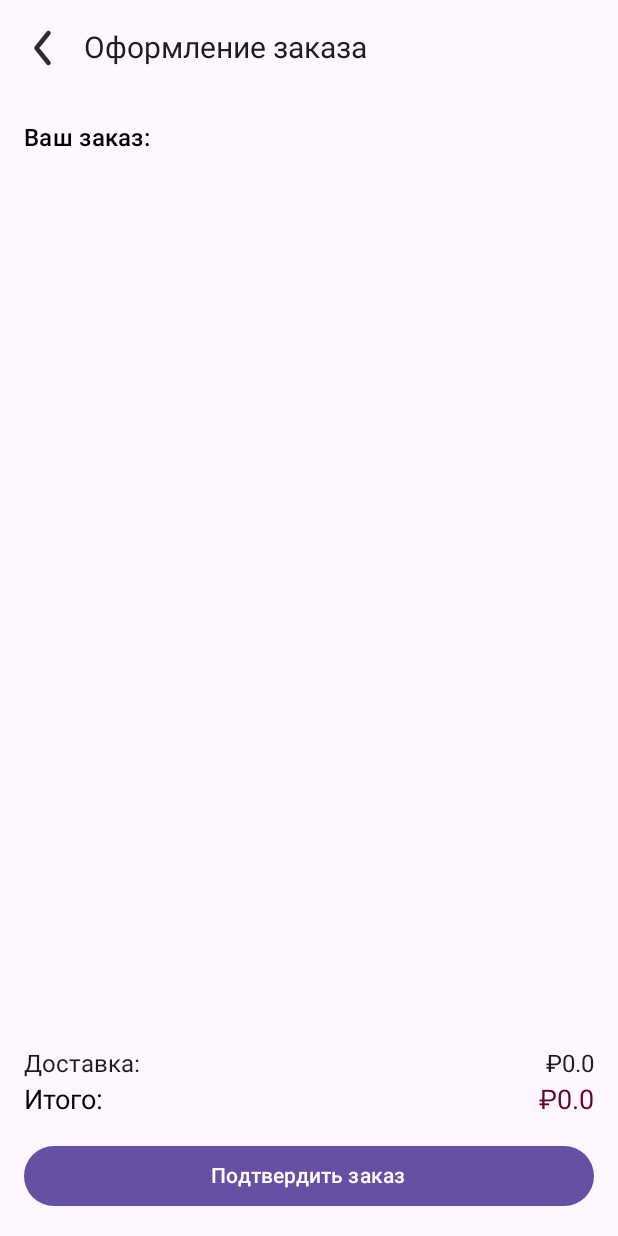
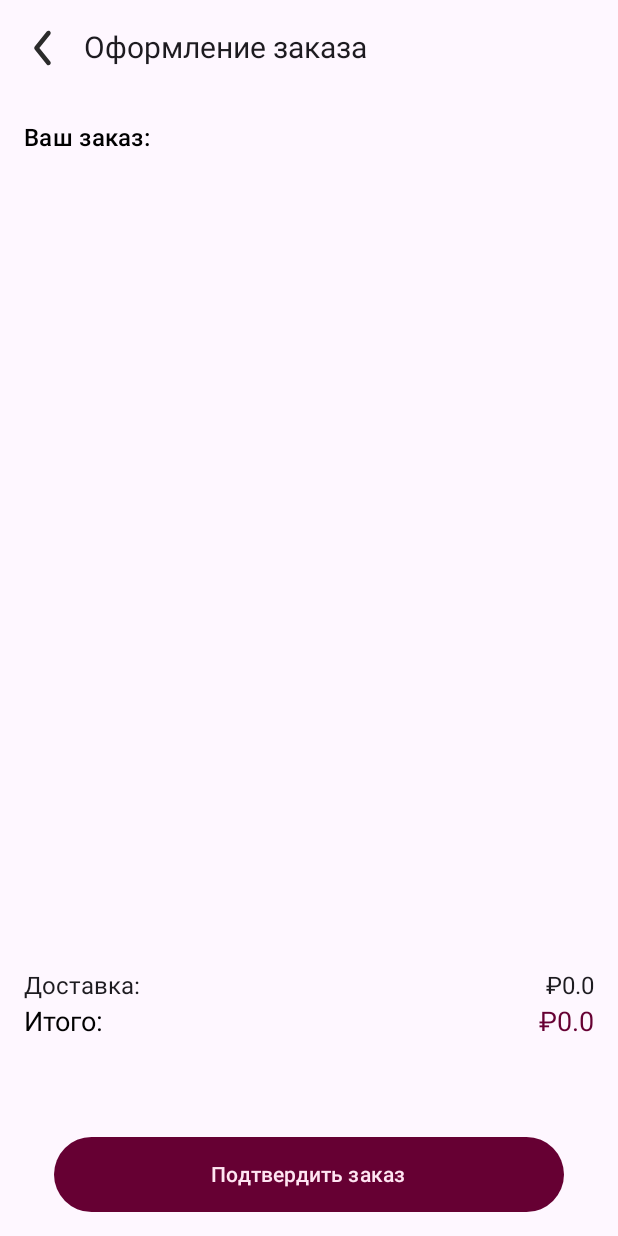
Before and after one commit to irreaaa/kursovoiIrr, an Android app built with Jetpack Compose: the composable OrderConfirmationScreen called with empty values, on a phone screen of 412 x 824 dp. Run offline under Robolectric (Android 15) with nearby library versions, the phone set to English and light mode, and no system bars; Roboto replaces fonts that are not available here; 2 statements that could not run were skipped.

Commit message:
authRequest

```diff
--- a/app/src/main/java/com/example/myapplication/data/remote/network/request/LoginRequest.kt
+++ b/app/src/main/java/com/example/myapplication/data/remote/network/request/LoginRequest.kt
@@ -4,6 +4,7 @@ import kotlinx.serialization.Serializable
 
 @Serializable
 data class LoginRequest (
+    val userName: String,
     val email: String,
     val password: String
 )
--- a/app/src/main/java/com/example/myapplication/domain/usecase/AuthUseCase.kt
+++ b/app/src/main/java/com/example/myapplication/domain/usecase/AuthUseCase.kt
@@ -56,7 +56,6 @@ class AuthUseCase(
     }
 
         suspend fun logout(context: Context) {
-            dataStore.clearAuthState() // например, удаляем токен и флаг авторизации
+            dataStore.clearAuthState()
         }
-
 }
--- a/app/src/main/java/com/example/myapplication/ui/screen/Cart/OrderConfirmation.kt
+++ b/app/src/main/java/com/example/myapplication/ui/screen/Cart/OrderConfirmation.kt
@@ -17,11 +17,14 @@ import androidx.compose.ui.Modifier
 import androidx.compose.ui.graphics.Color
 import androidx.compose.ui.platform.LocalContext
 import androidx.compose.ui.res.painterResource
+import androidx.compose.ui.res.stringResource
 import androidx.compose.ui.unit.dp
 import androidx.compose.ui.unit.sp
 import androidx.navigation.NavController
+import com.example.myapplication.OrderConfirmation
 import com.example.myapplication.R
 import com.example.myapplication.data.remote.network.response.SneakersResponse
+import com.example.myapplication.ui.screen.component.AuthButton
 import com.example.myapplication.ui.theme.MatuleTheme
 
 @OptIn(ExperimentalMaterial3Api::class)
@@ -92,11 +95,10 @@ fun OrderConfirmationScreen(
                 Text("₽${totalSum + deliveryCost}", fontSize = 18.sp, color = MatuleTheme.colors.accent)
             }
             Spacer(modifier = Modifier.height(16.dp))
-            Button(
-                onClick = {},
-                modifier = Modifier.fillMaxWidth()
+            AuthButton(
+                onClick = {}
             ) {
-                Text("Подтвердить заказ")
+                Text(stringResource(R.string.cart_confirm_button))
             }
         }
     }
--- a/app/src/main/java/com/example/myapplication/ui/screen/SignIn/SignInState.kt
+++ b/app/src/main/java/com/example/myapplication/ui/screen/SignIn/SignInState.kt
@@ -1,6 +1,7 @@
 package com.example.myapplication.ui.screen.SignIn
 
 data class SignInState (
+    var userName: String = "",
     var email: String = "",
     var password: String = "",
     var isVisiblePassword: Boolean = false,
--- a/app/src/main/java/com/example/myapplication/ui/screen/SignIn/SignInViewModel.kt
+++ b/app/src/main/java/com/example/myapplication/ui/screen/SignIn/SignInViewModel.kt
@@ -37,6 +37,7 @@ class SignInViewModel(val authUseCase: AuthUseCase): ViewModel() {
     fun signIn() {
         viewModelScope.launch {
             val loginRequest = LoginRequest(
+                userName = signInState.value.userName,
                 email = signInState.value.email,
                 password = signInState.value.password
             )
--- a/app/src/main/res/values/strings.xml
+++ b/app/src/main/res/values/strings.xml
@@ -35,5 +35,6 @@
     <string name="welcome_page3_title">Цветочный этикет высшего уровня</string>
     <string name="welcome_page3_desc"> Изящность от выбора цветов до доставки вашего идеального подарка</string>
     <string name="cart_button">Оформить заказ</string>
+    <string name="cart_confirm_button">Подтвердить заказ</string>
 
 </resources>
```
